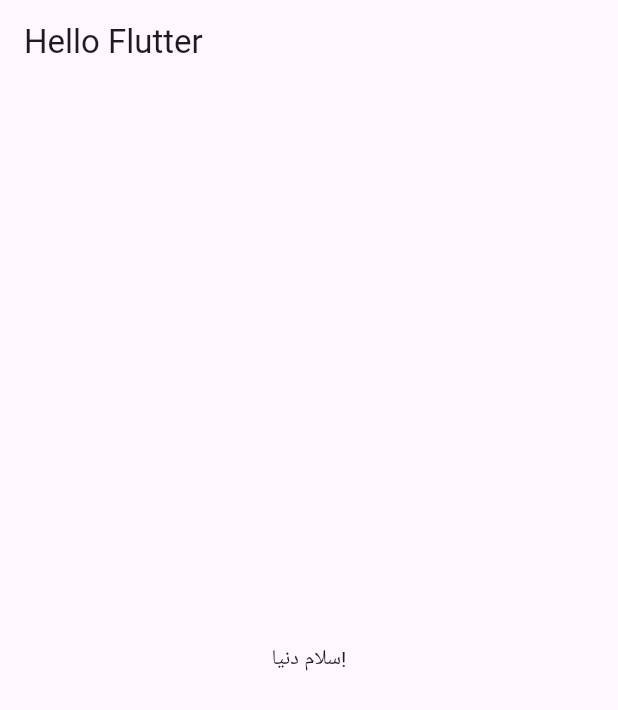
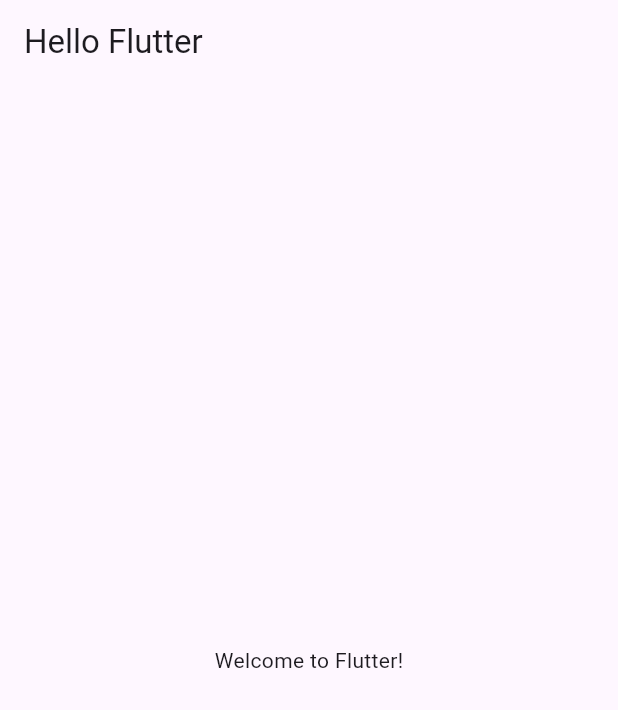
Before and after one commit to mohammad95700/Test-2, a Flutter app: the screen it shows after launch, on a phone screen of 412 x 824 dp. Shown: the top 710 px of the screen. Run offline on Flutter 3.47's test engine with Material 3 defaults, Android fonts, the phone set to English and light mode, and no system bars.

Commit message:
Update main.dart

```diff
--- a/lib/main.dart
+++ b/lib/main.dart
@@ -1,20 +1,22 @@
 import 'package:flutter/material.dart';
 
 void main() {
-  runApp(MyApp());
+  runApp(const MyApp());
 }
 
 class MyApp extends StatelessWidget {
+  const MyApp({super.key});
+
   @override
   Widget build(BuildContext context) {
     return MaterialApp(
       title: 'Test App',
       home: Scaffold(
         appBar: AppBar(
-          title: Text('Hello Flutter'),
+          title: const Text('Hello Flutter'),
         ),
-        body: Center(
-          child: Text('سلام دنیا!'),
+        body: const Center(
+          child: Text('Welcome to Flutter!'),
         ),
       ),
     );
```
